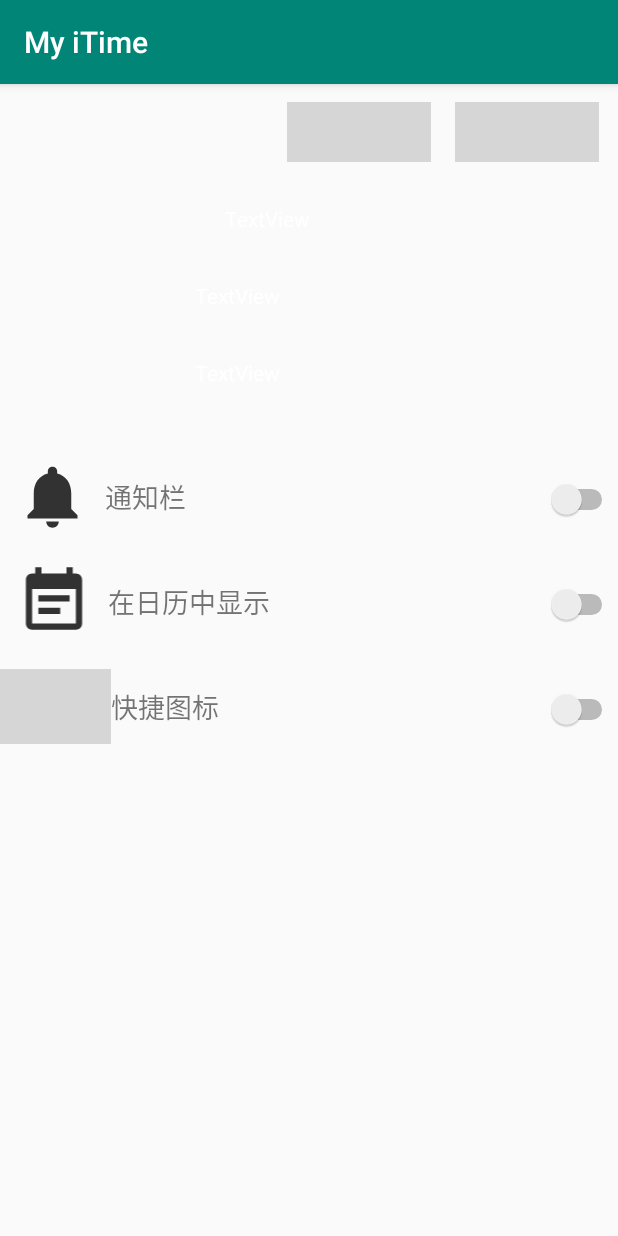
After one commit to Nancyfighting/iTime_lxx_final, an Android app: the ShowActivity screen opened directly, with no data from a screen before it, on a phone screen of 412 x 824 dp. The commit adds this screen. Run offline under Robolectric (Android 15) with nearby library versions, the phone set to English and light mode, and no system bars; 6 statements that could not run were skipped; grey boxes are pictures that could not be loaded.

Commit message:
fifth commit 之前图片传递有些bug，现在改了展示页面，修改页面，删除功能完成的差不多，还剩一些优化

```diff
--- a/app/src/main/AndroidManifest.xml
+++ b/app/src/main/AndroidManifest.xml
@@ -9,7 +9,7 @@
         android:roundIcon="@mipmap/ic_launcher_round"
         android:supportsRtl="true"
         android:theme="@style/AppTheme">
-        <activity android:name=".ui.home.EditActivity"></activity>
+        <activity android:name=".ui.home.ShowActivity"></activity>
         <activity android:name=".ui.home.AddActivity" />
         <activity
             android:name=".MainActivity"
@@ -24,4 +24,7 @@
     </application>
 <!--    配置打开照相机的权限-->
     <uses-permission android:name="android.permission.CAMERA"/>
+    <uses-permission android:name="android.permission.READ_EXTERNAL_STORAGE" />
+    <uses-permission android:name="android.permission.WRITE_EXTERNAL_STORAGE"/>
+
 </manifest>
--- a/app/src/main/java/com/example/myitime/MainActivity.java
+++ b/app/src/main/java/com/example/myitime/MainActivity.java
@@ -1,10 +1,12 @@
 package com.example.myitime;
 
 import android.content.Context;
+import android.net.Uri;
 import android.os.Bundle;
 
 import com.example.myitime.data.Thing;
 import com.example.myitime.data.ThingSaver;
+import com.example.myitime.ui.home.HomeFragment;
 import com.google.android.material.floatingactionbutton.FloatingActionButton;
 import com.google.android.material.snackbar.Snackbar;
 
@@ -34,6 +36,8 @@
 
 public class MainActivity extends AppCompatActivity {
 
+    public static  ArrayList<Thing> listThings;
+    public static HomeFragment.ThingAdapter adapter;
     private AppBarConfiguration mAppBarConfiguration;
 
     @Override
--- /dev/null
+++ b/app/src/main/java/com/example/myitime/ui/home/ShowActivity.java
@@ -0,0 +1,84 @@
+package com.example.myitime.ui.home;
+
+import androidx.annotation.RequiresApi;
+import androidx.appcompat.app.AppCompatActivity;
+import androidx.constraintlayout.widget.ConstraintLayout;
+
+import android.app.AlertDialog;
+import android.content.DialogInterface;
+import android.content.Intent;
+import android.graphics.Bitmap;
+import android.graphics.drawable.BitmapDrawable;
+import android.os.Build;
+import android.os.Bundle;
+import android.view.View;
+import android.widget.ImageView;
+import android.widget.TextView;
+
+import com.example.myitime.MainActivity;
+import com.example.myitime.R;
+import com.example.myitime.data.Thing;
+
+import java.util.ArrayList;
+
+import static com.example.myitime.MainActivity.adapter;
+import static com.example.myitime.ui.home.HomeFragment.getPicFromBytes;
+
+public class ShowActivity extends AppCompatActivity {
+
+    private int position;
+    private Thing thing;
+    private int[] date;
+    private ImageView imageView_delete,imageView_edit;
+    private TextView textView_daojishi,textView_date_show,textView_title_show;
+    private ConstraintLayout constraintLayout_image;
+    @RequiresApi(api = Build.VERSION_CODES.JELLY_BEAN)
+    @Override
+    protected void onCreate(Bundle savedInstanceState) {
+        super.onCreate(savedInstanceState);
+        setContentView(R.layout.activity_show);
+
+        textView_daojishi=findViewById(R.id.textView_daojishi);
+        textView_date_show=findViewById(R.id.textView_date_show);
+        textView_title_show=findViewById(R.id.textView_title_show);
+        constraintLayout_image=findViewById(R.id.constraintLayout_image);
+        imageView_delete=findViewById(R.id.imageView_delete);
+        imageView_edit=findViewById(R.id.imageView_edit);
+
+        position =getIntent().getIntExtra("position",0);
+        thing = MainActivity.listThings.get(position);
+        textView_daojishi.setText(thing.getTip());
+        textView_title_show.setText(thing.getTitle());
+        Bitmap bmp = getPicFromBytes(thing.getImage(),null);
+        constraintLayout_image.setBackground(new BitmapDrawable(getResources(),bmp));
+        date = thing.getTime();
+        textView_date_show.setText(date[0]+"年"+date[1]+"月"+date[2]+"日");
+
+        imageView_delete.setOnClickListener(new View.OnClickListener() {
+            @Override
+            public void onClick(View view) {
+                AlertDialog.Builder builder = new AlertDialog.Builder(ShowActivity.this);
+                builder.setTitle("是否删除该计时？")
+                        .setNegativeButton("取消", null)
+                        .setPositiveButton("确定", new DialogInterface.OnClickListener() {
+                            public void onClick(DialogInterface dialog, int which) {
+                                MainActivity.listThings.remove(MainActivity.listThings.get(position));
+                                adapter.notifyDataSetChanged();
+                                ShowActivity.this.finish();
+                            }
+                        });
+                builder.show();
+            }
+        });
+
+        imageView_edit.setOnClickListener(new View.OnClickListener() {
+            @Override
+            public void onClick(View view) {
+                Intent intent_edit = new Intent(ShowActivity.this,AddActivity.class);
+                intent_edit.putExtra("position",position);
+                startActivityForResult(intent_edit, 2);
+            }
+        });
+
+    }
+}
--- a/app/src/main/res/layout/activity_edit.xml
+++ b/app/src/main/res/layout/activity_show.xml
@@ -4,33 +4,72 @@
     xmlns:tools="http://schemas.android.com/tools"
     android:layout_width="match_parent"
     android:layout_height="match_parent"
-    tools:context=".ui.home.EditActivity">
+    tools:context=".ui.home.ShowActivity">
 
     <androidx.constraintlayout.widget.ConstraintLayout
-        android:id="@+id/constraintLayout_edit"
+        android:id="@+id/constraintLayout_image"
         android:layout_width="409dp"
         android:layout_height="240dp"
         app:layout_constraintStart_toStartOf="parent"
         app:layout_constraintTop_toTopOf="parent">
 
-        <ImageButton
-            android:id="@+id/imageButton_delete"
+        <ImageView
+            android:id="@+id/imageView_delete"
+            android:layout_width="wrap_content"
+            android:layout_height="40dp"
+            android:layout_marginEnd="16dp"
+            android:layout_marginRight="16dp"
+            app:layout_constraintBottom_toBottomOf="@+id/imageView_edit"
+            app:layout_constraintEnd_toStartOf="@+id/imageView_edit"
+            app:srcCompat="@drawable/ic_delete"
+            tools:ignore="MissingConstraints" />
+
+        <ImageView
+            android:id="@+id/imageView_edit"
+            android:layout_width="wrap_content"
+            android:layout_height="40dp"
+            android:layout_marginTop="12dp"
+            android:layout_marginEnd="10dp"
+            android:layout_marginRight="10dp"
+            app:layout_constraintEnd_toEndOf="parent"
+            app:layout_constraintTop_toTopOf="parent"
+            app:srcCompat="@drawable/ic_edit" />
+
+        <TextView
+            android:id="@+id/textView_title_show"
             android:layout_width="wrap_content"
             android:layout_height="wrap_content"
-            app:layout_constraintBottom_toBottomOf="@+id/imageButton_edit"
-            app:srcCompat="@drawable/ic_back"
-            tools:layout_editor_absoluteX="230dp" />
+            android:layout_marginStart="150dp"
+            android:layout_marginLeft="150dp"
+            android:layout_marginTop="80dp"
+            android:text="TextView"
+            android:textColor="#ffffff"
+            app:layout_constraintStart_toStartOf="parent"
+            app:layout_constraintTop_toTopOf="parent" />
 
-        <ImageButton
-            android:id="@+id/imageButton_edit"
+        <TextView
+            android:id="@+id/textView_date_show"
             android:layout_width="wrap_content"
             android:layout_height="wrap_content"
-            android:layout_marginTop="16dp"
-            android:layout_marginEnd="16dp"
-            android:layout_marginRight="16dp"
-            app:layout_constraintEnd_toEndOf="parent"
-            app:layout_constraintTop_toTopOf="parent"
-            app:srcCompat="@drawable/ic_auto_new" />
+            android:layout_marginStart="130dp"
+            android:layout_marginLeft="130dp"
+            android:layout_marginTop="32dp"
+            android:text="TextView"
+            android:textColor="#ffffff"
+            app:layout_constraintStart_toStartOf="parent"
+            app:layout_constraintTop_toBottomOf="@+id/textView_title_show" />
+
+        <TextView
+            android:id="@+id/textView_daojishi"
+            android:layout_width="wrap_content"
+            android:layout_height="wrap_content"
+            android:layout_marginStart="130dp"
+            android:layout_marginLeft="130dp"
+            android:layout_marginTop="32dp"
+            android:text="TextView"
+            android:textColor="#ffffff"
+            app:layout_constraintStart_toStartOf="parent"
+            app:layout_constraintTop_toBottomOf="@+id/textView_date_show" />
     </androidx.constraintlayout.widget.ConstraintLayout>
 
 <!--    <LinearLayout-->
@@ -70,7 +109,7 @@
         android:layout_height="70dp"
         android:orientation="horizontal"
         app:layout_constraintStart_toStartOf="parent"
-        app:layout_constraintTop_toBottomOf="@+id/constraintLayout_edit">
+        app:layout_constraintTop_toBottomOf="@+id/constraintLayout_image">
 
         <ImageView
             android:id="@+id/imageView2"
@@ -85,7 +124,7 @@
             android:id="@+id/textView3"
             android:layout_width="wrap_content"
             android:layout_height="70dp"
-            android:layout_weight="2"
+            android:layout_weight="3"
             android:gravity="center|left"
             android:text="通知栏"
             android:textSize="18sp" />
@@ -119,10 +158,10 @@
         <TextView
             android:layout_width="wrap_content"
             android:layout_height="70dp"
-            android:layout_weight="1"
+            android:layout_weight="2"
             android:gravity="center|left"
             android:text="在日历中显示"
-            android:textSize="24sp" />
+            android:textSize="18sp" />
 
         <Switch
             android:id="@+id/switch3"
@@ -152,10 +191,10 @@
         <TextView
             android:layout_width="wrap_content"
             android:layout_height="70dp"
-            android:layout_weight="2"
+            android:layout_weight="3"
             android:gravity="center|left"
             android:text="快捷图标"
-            android:textSize="24sp" />
+            android:textSize="18sp" />
 
         <Switch
             android:id="@+id/switch4"
```
Also changed, not shown: app/src/main/java/com/example/myitime/data/Thing.java (+14 -7 lines), app/src/main/java/com/example/myitime/ui/home/AddActivity.java (+83 -26 lines), app/src/main/java/com/example/myitime/ui/home/EditActivity.java (deleted, +0 -16 lines), app/src/main/java/com/example/myitime/ui/home/HomeFragment.java (+32 -41 lines), app/src/main/res/layout/activity_add.xml (+4 -4 lines).
